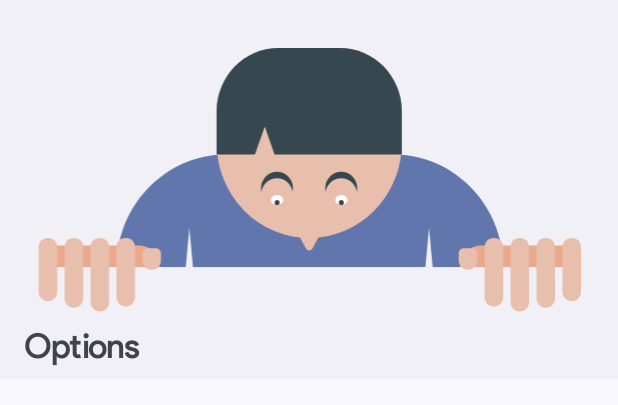
After one commit to Akruzen/Checklance, an Android app: the layout drawer_header.xml on its own in the app's theme, with its tools: preview values and no code run, on a phone screen of 412 x 824 dp. The commit adds this screen. Shown: the top 405 px of the screen. Run offline under Robolectric (Android 15) with nearby library versions, the phone set to English and light mode, and no system bars.

Commit message:
Added navbar_art.xml and navbar

```diff
--- /dev/null
+++ b/app/src/main/res/drawable/navbar_art.xml
@@ -0,0 +1,113 @@
+<vector xmlns:android="http://schemas.android.com/apk/res/android"
+    android:width="500dp"
+    android:height="215dp"
+    android:viewportWidth="500"
+    android:viewportHeight="210">
+  <!--Shirt-->
+  <path
+      android:pathData="M94,173C94,123.85 133.85,84 183,84H318C367.15,84 407,123.85 407,173V173H94V173Z"
+      android:fillColor="@color/nav_art_shirt"/>
+  <!--Underarms Start-->
+  <path
+      android:pathData="M153,142L158.2,196.75H147.8L153,142Z"
+      android:fillColor="@color/nav_art_underarms"/>
+  <path
+      android:pathData="M347,142L352.2,196.75H341.8L347,142Z"
+      android:fillColor="@color/nav_art_underarms"/>
+  <!--Underarms End-->
+  <!--Palms Start-->
+  <path
+      android:pathData="M372,173C372,163.61 379.61,156 389,156H454C459.52,156 464,160.48 464,166V173H372V173Z"
+      android:fillColor="#EBA98C"/>
+  <path
+      android:pathData="M129,173C129,163.61 121.39,156 112,156H47C41.48,156 37,160.48 37,166V173H129V173Z"
+      android:fillColor="#EBA98C"/>
+  <!--Palms End-->
+  <!--Below Rectangle-->
+  <path
+      android:pathData="M0,173h500v5h-500z"
+      android:fillColor="@color/nav_art_underarms"/>
+  <path
+      android:pathData="M0,178h500v36h-500z"
+      android:fillColor="@color/nav_art_underarms"/>
+  <!--Fingers Start-->
+  <path
+      android:pathData="M455,157C455,153.13 458.13,150 462,150H463C466.87,150 470,153.13 470,157V192.5C470,196.64 466.64,200 462.5,200V200C458.36,200 455,196.64 455,192.5V157Z"
+      android:fillColor="#E8BEAC"/>
+  <path
+      android:pathData="M434,157C434,153.13 437.13,150 441,150H442C445.87,150 449,153.13 449,157V197.5C449,201.64 445.64,205 441.5,205V205C437.36,205 434,201.64 434,197.5V157Z"
+      android:fillColor="#E8BEAC"/>
+  <path
+      android:pathData="M413,157C413,153.13 416.13,150 420,150H421C424.87,150 428,153.13 428,157V200.5C428,204.64 424.64,208 420.5,208V208C416.36,208 413,204.64 413,200.5V157Z"
+      android:fillColor="#E8BEAC"/>
+  <path
+      android:pathData="M392,157C392,153.13 395.13,150 399,150H400C403.87,150 407,153.13 407,157V196.5C407,200.64 403.64,204 399.5,204V204C395.36,204 392,200.64 392,196.5V157Z"
+      android:fillColor="#E8BEAC"/>
+  <path
+      android:pathData="M371,162C371,159.79 372.79,158 375,158H382C384.21,158 386,159.79 386,162V167.5C386,171.64 382.64,175 378.5,175V175C374.36,175 371,171.64 371,167.5V162Z"
+      android:fillColor="#E8BEAC"/>
+  <path
+      android:pathData="M46,157C46,153.13 42.87,150 39,150H38C34.13,150 31,153.13 31,157V192.5C31,196.64 34.36,200 38.5,200V200C42.64,200 46,196.64 46,192.5V157Z"
+      android:fillColor="#E8BEAC"/>
+  <path
+      android:pathData="M67,157C67,153.13 63.87,150 60,150H59C55.13,150 52,153.13 52,157V197.5C52,201.64 55.36,205 59.5,205V205C63.64,205 67,201.64 67,197.5V157Z"
+      android:fillColor="#E8BEAC"/>
+  <path
+      android:pathData="M88,157C88,153.13 84.87,150 81,150H80C76.13,150 73,153.13 73,157V200.5C73,204.64 76.36,208 80.5,208V208C84.64,208 88,204.64 88,200.5V157Z"
+      android:fillColor="#E8BEAC"/>
+  <path
+      android:pathData="M109,157C109,153.13 105.87,150 102,150H101C97.13,150 94,153.13 94,157V196.5C94,200.64 97.36,204 101.5,204V204C105.64,204 109,200.64 109,196.5V157Z"
+      android:fillColor="#E8BEAC"/>
+  <path
+      android:pathData="M130,162C130,159.79 128.21,158 126,158H119C116.79,158 115,159.79 115,162V167.5C115,171.64 118.36,175 122.5,175V175C126.64,175 130,171.64 130,167.5V162Z"
+      android:fillColor="#E8BEAC"/>
+  <!--Fingers End-->
+  <!--Face-->
+  <path
+      android:pathData="M250,75m-75,0a75,75 0,1 1,150 0a75,75 0,1 1,-150 0"
+      android:fillColor="#E8BEAC"/>
+  <!--Hair-->
+  <path
+      android:pathData="M175,50C175,22.39 197.39,0 225,0H275C302.61,0 325,22.39 325,50V84H175V50Z"
+      android:fillColor="#37474F"/>
+  <!--His Right Eyebrow-->
+  <path
+      android:pathData="M223.92,110.92m-12.92,0a12.92,12.92 0,1 1,25.83 0a12.92,12.92 0,1 1,-25.83 0"
+      android:fillColor="#37474F"/>
+  <!--His Right Eyebrow Subtract-->
+  <path
+      android:pathData="M223.92,116.08m-12.92,0a12.92,12.92 0,1 1,25.83 0a12.92,12.92 0,1 1,-25.83 0"
+      android:fillColor="#E8BEAC"/>
+  <!--His Left Eyebrow-->
+  <path
+      android:pathData="M275.92,110.92m-12.92,0a12.92,12.92 0,1 1,25.83 0a12.92,12.92 0,1 1,-25.83 0"
+      android:fillColor="#37474F"/>
+  <!--His Left Eyebrow Subtract-->
+  <path
+      android:pathData="M275.92,116.08m-12.92,0a12.92,12.92 0,1 1,25.83 0a12.92,12.92 0,1 1,-25.83 0"
+      android:fillColor="#E8BEAC"/>
+  <!--His Right Eye-->
+  <path
+      android:pathData="M219,120a5,4 0,1 0,10 0a5,4 0,1 0,-10 0z"
+      android:fillColor="#ffffff"/>
+  <!--His Left Eye-->
+  <path
+      android:pathData="M271,120a5,4 0,1 0,10 0a5,4 0,1 0,-10 0z"
+      android:fillColor="#ffffff"/>
+  <!--Nose-->
+  <path
+      android:pathData="M252.62,158.28C251.48,160.34 248.52,160.34 247.38,158.28L241.22,147.21C240.11,145.21 241.55,142.75 243.84,142.75H256.16C258.45,142.75 259.89,145.21 258.78,147.21L252.62,158.28Z"
+      android:fillColor="#E8BEAC"/>
+  <!--Hairline-->
+  <path
+      android:pathData="M214,62L222.66,86H205.34L214,62Z"
+      android:fillColor="#E8BEAC"/>
+  <!--His Right Pupil-->
+  <path
+      android:pathData="M224,122m-2,0a2,2 0,1 1,4 0a2,2 0,1 1,-4 0"
+      android:fillColor="#37474F"/>
+  <!--His Left Pupil-->
+  <path
+      android:pathData="M276,122m-2,0a2,2 0,1 1,4 0a2,2 0,1 1,-4 0"
+      android:fillColor="#37474F"/>
+</vector>
--- /dev/null
+++ b/app/src/main/res/drawable/outline_info_24.xml
@@ -0,0 +1,5 @@
+<vector android:height="24dp" android:tint="#000000"
+    android:viewportHeight="24" android:viewportWidth="24"
+    android:width="24dp" xmlns:android="http://schemas.android.com/apk/res/android">
+    <path android:fillColor="@android:color/white" android:pathData="M11,7h2v2h-2zM11,11h2v6h-2zM12,2C6.48,2 2,6.48 2,12s4.48,10 10,10 10,-4.48 10,-10S17.52,2 12,2zM12,20c-4.41,0 -8,-3.59 -8,-8s3.59,-8 8,-8 8,3.59 8,8 -3.59,8 -8,8z"/>
+</vector>
--- /dev/null
+++ b/app/src/main/res/drawable/outline_privacy_tip_24.xml
@@ -0,0 +1,5 @@
+<vector android:height="24dp" android:tint="#000000"
+    android:viewportHeight="24" android:viewportWidth="24"
+    android:width="24dp" xmlns:android="http://schemas.android.com/apk/res/android">
+    <path android:fillColor="@android:color/white" android:pathData="M12,3.19l7,3.11V11c0,4.52 -2.98,8.69 -7,9.93C7.98,19.69 5,15.52 5,11V6.3L12,3.19M12,1L3,5v6c0,5.55 3.84,10.74 9,12c5.16,-1.26 9,-6.45 9,-12V5L12,1L12,1zM11,7h2v2h-2V7zM11,11h2v6h-2V11z"/>
+</vector>
--- /dev/null
+++ b/app/src/main/res/layout/drawer_header.xml
@@ -0,0 +1,27 @@
+<?xml version="1.0" encoding="utf-8"?>
+<LinearLayout xmlns:android="http://schemas.android.com/apk/res/android"
+    xmlns:app="http://schemas.android.com/apk/res-auto"
+    android:layout_width="match_parent"
+    android:layout_height="wrap_content"
+    android:background="@color/nav_art_underarms"
+    android:orientation="vertical">
+
+    <ImageView
+        android:id="@+id/imageView3"
+        android:layout_width="match_parent"
+        android:layout_height="wrap_content"
+        android:adjustViewBounds="true"
+        android:paddingTop="32dp"
+        android:scaleType="fitEnd"
+        app:srcCompat="@drawable/navbar_art" />
+
+    <TextView
+        android:id="@+id/textView2"
+        android:layout_width="match_parent"
+        android:layout_height="match_parent"
+        android:paddingHorizontal="16dp"
+        android:paddingVertical="8dp"
+        android:text="Options"
+        android:textSize="@dimen/large_title"
+        android:textStyle="bold" />
+</LinearLayout>
--- a/app/src/main/res/values-night-v31/colors.xml
+++ b/app/src/main/res/values-night-v31/colors.xml
@@ -1,6 +1,9 @@
 <?xml version="1.0" encoding="utf-8"?>
 <resources>
+    <color name="dynamic_artwork">@color/material_dynamic_primary50</color>
     <color name="dynamic_accent">@color/material_dynamic_neutral20</color>
     <color name="foregroundColor">@color/white</color>
-
+    <color name="nav_art_shirt">@color/material_dynamic_primary50</color>
+    <color name="nav_art_underarms">@color/material_dynamic_neutral_variant20</color>
+    <color name="nav_art_rectangle_edge">@color/material_dynamic_tertiary20</color>
 </resources>
--- a/app/src/main/res/values-v31/colors.xml
+++ b/app/src/main/res/values-v31/colors.xml
@@ -4,6 +4,9 @@
     <color name="dynamic_artwork">@color/material_dynamic_primary50</color>
     <color name="dynamic_accent">@color/material_dynamic_neutral_variant95</color>
     <color name="foregroundColor">@color/black</color>
+    <color name="nav_art_shirt">@color/material_dynamic_primary50</color>
+    <color name="nav_art_underarms">@color/material_dynamic_neutral95</color>
+    <color name="nav_art_rectangle_edge">@color/material_dynamic_tertiary20</color>
 
     <color name="icon_background">@color/material_dynamic_primary90</color>
     <color name="icon_foreground">@color/material_dynamic_primary10</color>
--- a/app/src/main/res/values/colors.xml
+++ b/app/src/main/res/values/colors.xml
@@ -7,6 +7,9 @@
     <color name="dynamic_artwork">#009688</color>
     <color name="dynamic_accent">#e0f2f1</color>
     <color name="foregroundColor">@color/black</color>
+    <color name="nav_art_shirt">#A8ABFF</color>
+    <color name="nav_art_underarms">?attr/backgroundColor</color>
+    <color name="nav_art_rectangle_edge">@color/foregroundColor</color>
 
     <color name="icon_background">@color/black</color>
     <color name="icon_foreground">#F5ECB9</color>
```
Also changed, not shown: app/src/main/java/com/akruzen/checklance/MainActivity.java (+12 -0 lines), app/src/main/res/drawable/outline_settings_24.xml (added, +5 -0 lines), app/src/main/res/layout/activity_main.xml (+24 -5 lines), app/src/main/res/menu/navigation_menu.xml (+13 -0 lines).
